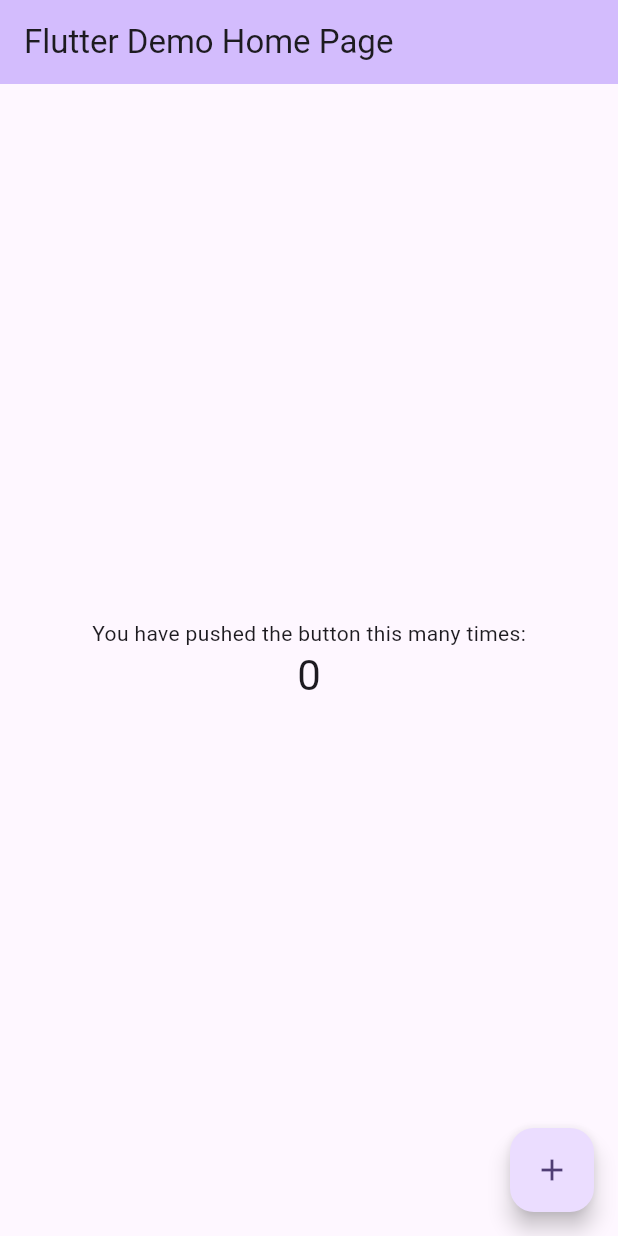
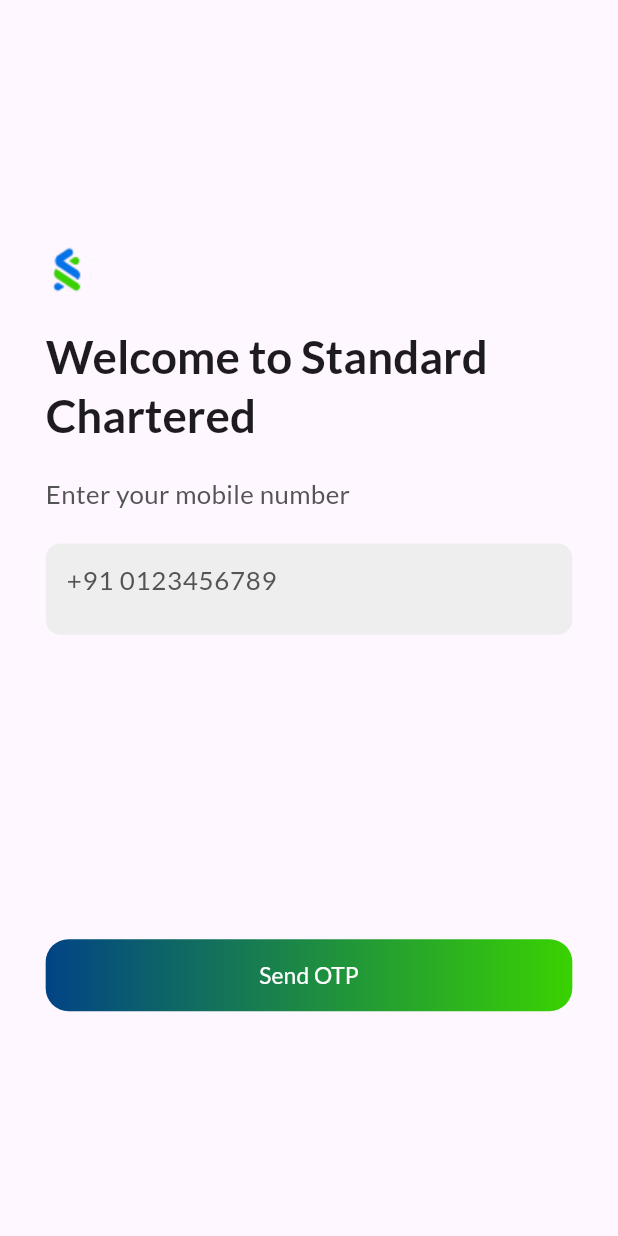
Before and after one commit to Darthwimp/e-kyc-app, a Flutter app: the screen it shows after launch, on a phone screen of 412 x 824 dp. Run offline on Flutter 3.47's test engine with Material 3 defaults, Android fonts, the phone set to English and light mode, and no system bars; our stand-ins replace flutter_screenutil, gap, google_fonts, pinput.

Commit message:
login pages

```diff
--- /dev/null
+++ b/lib/login/enter_otp.dart
@@ -0,0 +1,62 @@
+import 'package:e_kyc_app/widgets/gradient_button.dart';
+import 'package:flutter/material.dart';
+import 'package:flutter_screenutil/flutter_screenutil.dart';
+import 'package:gap/gap.dart';
+import 'package:pinput/pinput.dart';
+
+class EnterOTP extends StatelessWidget {
+  const EnterOTP({super.key});
+
+  @override
+  Widget build(BuildContext context) {
+    return Scaffold(
+      body: Stack(
+        children: [
+          Positioned(
+            top: 135.sp,
+            child: Padding(
+              padding: EdgeInsets.symmetric(horizontal: 30.sp),
+              child: Column(
+                crossAxisAlignment: CrossAxisAlignment.start,
+                children: [
+                  Text(
+                    "Verify it's you",
+                    style: Theme.of(context).textTheme.titleLarge,
+                  ),
+                  Gap(10.h),
+                  Text(
+                    "Enter the OTP sent",
+                    style: Theme.of(context).textTheme.bodySmall,
+                  ),
+                  Gap(30.h),
+                  SizedBox(
+                    height: 60.h,
+                    width: 310.w,
+                    child: const Pinput(
+                      length: 5,
+                    ),
+                  )
+                ],
+              ),
+            ),
+          ),
+          Positioned(
+            bottom: 50.sp,
+            left: 40.sp,
+            right: 40.sp,
+            child: SizedBox(
+              height: 56.h,
+              width: 300.w,
+              child: GradientButton(
+                text: "Submit",
+                onPressed: () {
+                  print("clicked!");
+                },
+              ),
+            ),
+          )
+        ],
+      ),
+    );
+  }
+}
--- /dev/null
+++ b/lib/login/enter_phone_number.dart
@@ -0,0 +1,43 @@
+import 'package:e_kyc_app/widgets/gradient_button.dart';
+import 'package:e_kyc_app/widgets/phone_number_field.dart';
+import 'package:flutter/material.dart';
+import 'package:flutter_screenutil/flutter_screenutil.dart';
+import 'package:gap/gap.dart';
+
+class EnterPhoneNumber extends StatelessWidget {
+  const EnterPhoneNumber({super.key});
+
+  @override
+  Widget build(BuildContext context) {
+    return Scaffold(
+      body: Padding(
+        padding: EdgeInsets.symmetric(horizontal: 30.sp),
+        child: SingleChildScrollView(
+          child: Column(
+            crossAxisAlignment: CrossAxisAlignment.start,
+            children: [
+              Gap(160.sp),
+              Image.asset("assets/logo/logo-without-text.png"),
+              Gap(20.h),
+              Text(
+                "Welcome to Standard Chartered",
+                style: Theme.of(context).textTheme.titleLarge,
+              ),
+              Gap(20.h),
+              Text(
+                "Enter your mobile number",
+                style: Theme.of(context).textTheme.bodyMedium,
+              ),
+              Gap(20.h),
+              const PhoneNumberField(),
+              Gap(200.sp),
+              GradientButton(text: "Send OTP", onPressed: () {
+                Navigator.pushNamed(context, "/enter-otp");
+              })
+            ],
+          ),
+        ),
+      ),
+    );
+  }
+}
--- a/lib/main.dart
+++ b/lib/main.dart
@@ -1,125 +1,29 @@
+import 'package:e_kyc_app/utils/routes/routes.dart';
+import 'package:e_kyc_app/utils/theme.dart';
 import 'package:flutter/material.dart';
+import 'package:flutter_screenutil/flutter_screenutil.dart';
 
-void main() {
+void main(List<String> args) {
   runApp(const MyApp());
 }
 
 class MyApp extends StatelessWidget {
   const MyApp({super.key});
 
-  // This widget is the root of your application.
   @override
   Widget build(BuildContext context) {
-    return MaterialApp(
-      title: 'Flutter Demo',
-      theme: ThemeData(
-        // This is the theme of your application.
-        //
-        // TRY THIS: Try running your application with "flutter run". You'll see
-        // the application has a purple toolbar. Then, without quitting the app,
-        // try changing the seedColor in the colorScheme below to Colors.green
-        // and then invoke "hot reload" (save your changes or press the "hot
-        // reload" button in a Flutter-supported IDE, or press "r" if you used
-        // the command line to start the app).
-        //
-        // Notice that the counter didn't reset back to zero; the application
-        // state is not lost during the reload. To reset the state, use hot
-        // restart instead.
-        //
-        // This works for code too, not just values: Most code changes can be
-        // tested with just a hot reload.
-        colorScheme: ColorScheme.fromSeed(seedColor: Colors.deepPurple),
-        useMaterial3: true,
-      ),
-      home: const MyHomePage(title: 'Flutter Demo Home Page'),
+    return ScreenUtilInit(
+      designSize: const Size(375, 812),
+      minTextAdapt: true,
+      splitScreenMode: false,
+      builder: (_,child){
+        return MaterialApp(
+          debugShowCheckedModeBanner: false,
+          theme: themeData(),
+          initialRoute: "/",
+          routes: routes,
+        );
+      },
     );
   }
 }
-
-class MyHomePage extends StatefulWidget {
-  const MyHomePage({super.key, required this.title});
-
-  // This widget is the home page of your application. It is stateful, meaning
-  // that it has a State object (defined below) that contains fields that affect
-  // how it looks.
-
-  // This class is the configuration for the state. It holds the values (in this
-  // case the title) provided by the parent (in this case the App widget) and
-  // used by the build method of the State. Fields in a Widget subclass are
-  // always marked "final".
-
-  final String title;
-
-  @override
-  State<MyHomePage> createState() => _MyHomePageState();
-}
-
-class _MyHomePageState extends State<MyHomePage> {
-  int _counter = 0;
-
-  void _incrementCounter() {
-    setState(() {
-      // This call to setState tells the Flutter framework that something has
-      // changed in this State, which causes it to rerun the build method below
-      // so that the display can reflect the updated values. If we changed
-      // _counter without calling setState(), then the build method would not be
-      // called again, and so nothing would appear to happen.
-      _counter++;
-    });
-  }
-
-  @override
-  Widget build(BuildContext context) {
-    // This method is rerun every time setState is called, for instance as done
-    // by the _incrementCounter method above.
-    //
-    // The Flutter framework has been optimized to make rerunning build methods
-    // fast, so that you can just rebuild anything that needs updating rather
-    // than having to individually change instances of widgets.
-    return Scaffold(
-      appBar: AppBar(
-        // TRY THIS: Try changing the color here to a specific color (to
-        // Colors.amber, perhaps?) and trigger a hot reload to see the AppBar
-        // change color while the other colors stay the same.
-        backgroundColor: Theme.of(context).colorScheme.inversePrimary,
-        // Here we take the value from the MyHomePage object that was created by
-        // the App.build method, and use it to set our appbar title.
-        title: Text(widget.title),
-      ),
-      body: Center(
-        // Center is a layout widget. It takes a single child and positions it
-        // in the middle of the parent.
-        child: Column(
-          // Column is also a layout widget. It takes a list of children and
-          // arranges them vertically. By default, it sizes itself to fit its
-          // children horizontally, and tries to be as tall as its parent.
-          //
-          // Column has various properties to control how it sizes itself and
-          // how it positions its children. Here we use mainAxisAlignment to
-          // center the children vertically; the main axis here is the vertical
-          // axis because Columns are vertical (the cross axis would be
-          // horizontal).
-          //
-          // TRY THIS: Invoke "debug painting" (choose the "Toggle Debug Paint"
-          // action in the IDE, or press "p" in the console), to see the
-          // wireframe for each widget.
-          mainAxisAlignment: MainAxisAlignment.center,
-          children: <Widget>[
-            const Text(
-              'You have pushed the button this many times:',
-            ),
-            Text(
-              '$_counter',
-              style: Theme.of(context).textTheme.headlineMedium,
-            ),
-          ],
-        ),
-      ),
-      floatingActionButton: FloatingActionButton(
-        onPressed: _incrementCounter,
-        tooltip: 'Increment',
-        child: const Icon(Icons.add),
-      ), // This trailing comma makes auto-formatting nicer for build methods.
-    );
-  }
-}
--- a/lib/splash.dart
+++ /dev/null
@@ -1,14 +0,0 @@
-import 'package:flutter/material.dart';
-
-class Splash extends StatelessWidget {
-  const Splash({super.key});
-
-  @override
-  Widget build(BuildContext context) {
-    return Scaffold(
-      body: Center(
-        child: Image.asset('assets/sc-logo.jpg'),
-      ),
-    );
-  }
-}
--- /dev/null
+++ b/lib/utils/routes/routes.dart
@@ -0,0 +1,8 @@
+import 'package:e_kyc_app/login/enter_otp.dart';
+import 'package:e_kyc_app/login/enter_phone_number.dart';
+import 'package:flutter/material.dart';
+
+Map<String,WidgetBuilder> routes = {
+  "/" :(context) => const EnterPhoneNumber(),
+  "/enter-otp" : (context) => const EnterOTP(),
+};
--- /dev/null
+++ b/lib/utils/theme.dart
@@ -0,0 +1,24 @@
+import 'package:flutter/material.dart';
+import 'package:flutter_screenutil/flutter_screenutil.dart';
+import 'package:google_fonts/google_fonts.dart';
+
+ThemeData themeData(){
+  return ThemeData(
+    textTheme: TextTheme(
+      titleLarge: GoogleFonts.lato(
+        fontSize: 30.sp,
+        fontWeight: FontWeight.bold,
+      ),
+      bodyMedium: GoogleFonts.lato(
+        fontSize: 17.sp,
+        fontWeight: FontWeight.w400,
+        color: const Color(0xfe535353),
+      ),
+      bodySmall: GoogleFonts.lato(
+        fontSize: 15.sp,
+        fontWeight: FontWeight.w400,
+        color: const Color(0xfe535353),
+      ),
+    ),
+  );
+}
--- /dev/null
+++ b/lib/widgets/gradient_button.dart
@@ -0,0 +1,40 @@
+import 'package:flutter/material.dart';
+import 'package:flutter_screenutil/flutter_screenutil.dart';
+import 'package:google_fonts/google_fonts.dart';
+
+class GradientButton extends StatelessWidget {
+  const GradientButton({super.key, required this.text, this.onPressed});
+  final String text;
+  final VoidCallback? onPressed;
+
+  @override
+  Widget build(BuildContext context) {
+    return Container(
+      width: double.infinity,
+      decoration: BoxDecoration(
+        gradient: const LinearGradient(
+          colors: [
+            Color(0xfe004385),
+            Color(0xfe38D200),
+          ],
+          begin: Alignment.centerLeft,
+          end: Alignment.centerRight,
+        ),
+        borderRadius: BorderRadius.circular(15.r),
+      ),
+      child: ElevatedButton(
+        onPressed: onPressed,
+        style: ElevatedButton.styleFrom(
+            backgroundColor: Colors.transparent,
+            shadowColor: Colors.transparent),
+        child: Text(
+          text,
+          style: GoogleFonts.lato(
+            fontSize: 15.sp,
+            color: Colors.white,
+          ),
+        ),
+      ),
+    );
+  }
+}
--- /dev/null
+++ b/lib/widgets/phone_number_field.dart
@@ -0,0 +1,33 @@
+import 'package:flutter/material.dart';
+import 'package:flutter/widgets.dart';
+import 'package:flutter_screenutil/flutter_screenutil.dart';
+import 'package:google_fonts/google_fonts.dart';
+
+class PhoneNumberField extends StatelessWidget {
+  const PhoneNumberField({super.key});
+
+  @override
+  Widget build(BuildContext context) {
+    return Container(
+      height: 60.h,
+      width: 380.w,
+      decoration: BoxDecoration(
+        color: Colors.grey[200],
+        borderRadius: BorderRadius.circular(10),
+      ),
+      child: TextField(
+        keyboardType: TextInputType.phone,
+        decoration: InputDecoration(
+          hintText: ' +91 0123456789',
+          hintStyle: GoogleFonts.lato(
+            fontSize: 17.sp,
+            fontWeight: FontWeight.w400,
+            color: const Color(0xfe535353),
+          ),
+          border: InputBorder.none,
+          contentPadding: EdgeInsets.all(10.spMin),
+        ),
+      ),
+    );
+  }
+}
```
Also changed, not shown: pubspec.yaml (+5 -2 lines), assets/logo/logo-without-text.png (added), assets/logo/sc-logo.jpg (renamed from assets/sc-logo.jpg), pubspec.lock.
